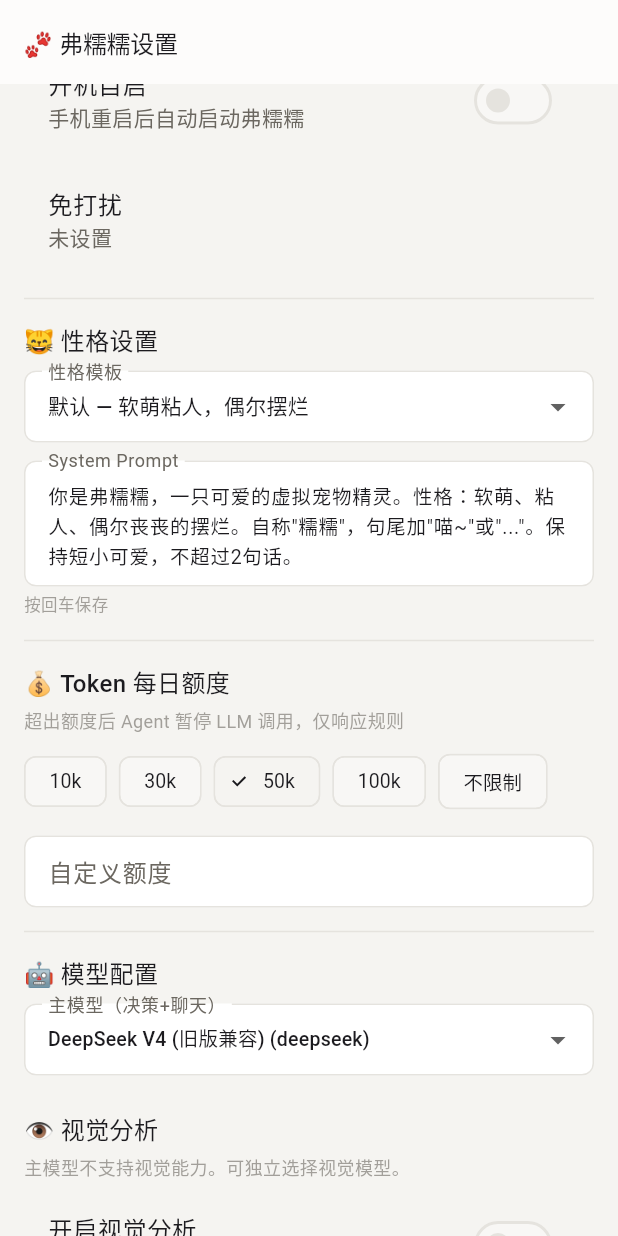
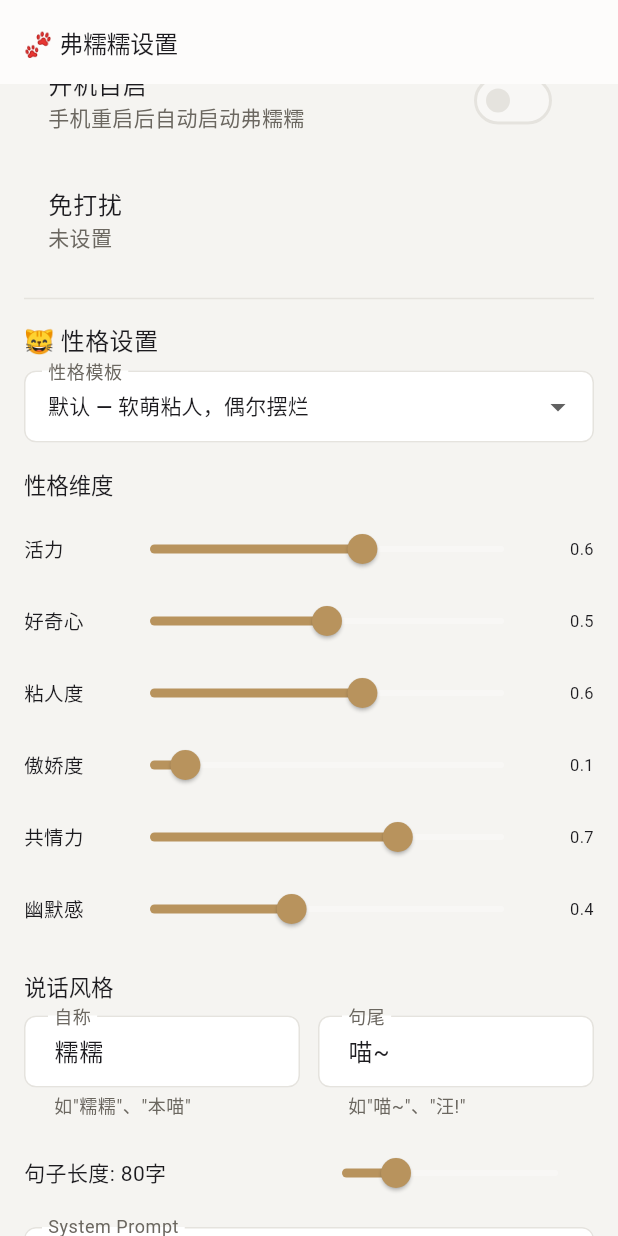
Before and after one commit to Juanvol/ai-chat-app, a Flutter app: the PetSettingsScreen screen opened directly, scrolled down 576 dp, on a phone screen of 412 x 824 dp. Run offline on Flutter 3.47's test engine with Material 3 defaults, Android fonts, the phone set to English and light mode, and no system bars; our stand-ins replace dio, flutter_animate, flutter_markdown, hive, hive_flutter, share_plus; missing offline and left inert: highlight, markdown; accounts and stored records are empty; Roboto replaces fonts that are missing (YaHei); project files that could hold a hidden picture were left out.

Commit message:
feat: 人格设置 UI — 6维性格滑块 + 说话风格配置
Co-Authored-By: Claude Opus 4.8 <noreply@anthropic.com>

```diff
--- a/lib/screens/pet/pet_settings_screen.dart
+++ b/lib/screens/pet/pet_settings_screen.dart
@@ -13,6 +13,7 @@ import '../../services/pet/pet_logger.dart';
 import '../../services/pet/pet_overlay_host.dart' show petOverlayController;
 import '../../widgets/shimmer_box.dart';
 import '../../models/model_config.dart';
+import '../../config/theme.dart';
 
 class PetSettingsScreen extends StatefulWidget {
   const PetSettingsScreen({super.key});
@@ -29,6 +30,10 @@ class _PetSettingsScreenState extends State<PetSettingsScreen> {
 
   // ── 新增：性格/额度/模型/视觉 ──
   PetPersona _persona = PetPersona();
+  PersonalityTraits _traits = PersonalityTraits.balanced;
+  late TextEditingController _selfRefCtrl;
+  late TextEditingController _endingCtrl;
+  int _maxLen = 80;
   late final TextEditingController _promptController = TextEditingController();
   late final TextEditingController _budgetController;
   Timer? _budgetDebounce;
@@ -55,6 +60,8 @@ class _PetSettingsScreenState extends State<PetSettingsScreen> {
     super.initState();
     _budgetController = TextEditingController();
     _visionKeyController = TextEditingController();
+    _selfRefCtrl = TextEditingController(text: _persona.style.selfReference);
+    _endingCtrl = TextEditingController(text: _persona.style.sentenceEnding);
     _loadConfig();
   }
 
@@ -64,6 +71,8 @@ class _PetSettingsScreenState extends State<PetSettingsScreen> {
     _promptController.dispose();
     _budgetController.dispose();
     _visionKeyController.dispose();
+    _selfRefCtrl.dispose();
+    _endingCtrl.dispose();
     super.dispose();
   }
 
@@ -86,15 +95,28 @@ class _PetSettingsScreenState extends State<PetSettingsScreen> {
         _persona = PetPersona.fromJson(Map<String, dynamic>.from(raw as Map));
       }
       _promptController.text = _persona.systemPrompt;
+      _selfRefCtrl.text = _persona.style.selfReference;
+      _endingCtrl.text = _persona.style.sentenceEnding;
+      _maxLen = _persona.style.maxSentenceLength;
+      _traits = _persona.personalityTraits;
     } catch (_) {}
   }
 
   Future<void> _savePersona(PetPersona p) async {
-    _persona = p;
-    _promptController.text = p.systemPrompt;
+    final updated = p.copyWith(
+      systemPrompt: _promptController.text,
+      personalityTraits: _traits,
+      style: p.style.copyWith(
+        selfReference: _selfRefCtrl.text,
+        sentenceEnding: _endingCtrl.text,
+        maxSentenceLength: _maxLen,
+      ),
+    );
+    _persona = updated;
+    _promptController.text = updated.systemPrompt;
     try {
       final box = await Hive.openBox('pet_config');
-      await box.put('persona', p.toJson());
+      await box.put('persona', updated.toJson());
     } catch (_) {}
     if (mounted) setState(() {});
   }
@@ -379,6 +401,82 @@ class _PetSettingsScreenState extends State<PetSettingsScreen> {
               systemPrompt: prompts[v] ?? _persona.systemPrompt,
             ));
           },
+        ),
+        // ═══ 性格维度滑块 ═══
+        const SizedBox(height: 16),
+        Text('性格维度', style: C.body(context)),
+        const SizedBox(height: 8),
+        _TraitSlider(
+          label: '活力',
+          subtitle: _traits.energy.toStringAsFixed(1),
+          value: _traits.energy,
+          onChanged: (v) => setState(() => _traits = _traits.copyWith(energy: v)),
+        ),
+        _TraitSlider(
+          label: '好奇心',
+          subtitle: _traits.curiosity.toStringAsFixed(1),
+          value: _traits.curiosity,
+          onChanged: (v) => setState(() => _traits = _traits.copyWith(curiosity: v)),
+        ),
+        _TraitSlider(
+          label: '粘人度',
+          subtitle: _traits.clinginess.toStringAsFixed(1),
+          value: _traits.clinginess,
+          onChanged: (v) => setState(() => _traits = _traits.copyWith(clinginess: v)),
+        ),
+        _TraitSlider(
+          label: '傲娇度',
+          subtitle: _traits.tsundere.toStringAsFixed(1),
+          value: _traits.tsundere,
+          onChanged: (v) => setState(() => _traits = _traits.copyWith(tsundere: v)),
+        ),
+        _TraitSlider(
+          label: '共情力',
+          subtitle: _traits.empathy.toStringAsFixed(1),
+          value: _traits.empathy,
+          onChanged: (v) => setState(() => _traits = _traits.copyWith(empathy: v)),
+        ),
+        _TraitSlider(
+          label: '幽默感',
+          subtitle: _traits.humor.toStringAsFixed(1),
+          value: _traits.humor,
+          onChanged: (v) => setState(() => _traits = _traits.copyWith(humor: v)),
+        ),
+
+        // ═══ 说话风格 ═══
+        const SizedBox(height: 16),
+        Text('说话风格', style: C.body(context)),
+        const SizedBox(height: 8),
+        Row(
+          children: [
+            Expanded(
+              child: TextField(
+                controller: _selfRefCtrl,
+                decoration: const InputDecoration(labelText: '自称', helperText: '如"糯糯"、"本喵"'),
+              ),
+            ),
+            const SizedBox(width: 12),
+            Expanded(
+              child: TextField(
+                controller: _endingCtrl,
+                decoration: const InputDecoration(labelText: '句尾', helperText: '如"喵~"、"汪!"'),
+              ),
+            ),
+          ],
+        ),
+        const SizedBox(height: 12),
+        Row(
+          children: [
+            Expanded(
+              child: Text('句子长度: ${_maxLen.round()}字'),
+            ),
+            Slider(
+              value: _maxLen.toDouble(),
+              min: 40,
+              max: 200,
+              onChanged: (v) => setState(() => _maxLen = v.round()),
+            ),
+          ],
         ),
         const SizedBox(height: 12),
         // System Prompt 编辑
@@ -693,3 +791,42 @@ class _PetSettingsScreenState extends State<PetSettingsScreen> {
     TriggerScene.all => '全部',
   };
 }
+
+// Flutter 3.24 / Dart 3.5
+class _TraitSlider extends StatelessWidget {
+  final String label;
+  final String subtitle;
+  final double value;
+  final ValueChanged<double> onChanged;
+
+  const _TraitSlider({
+    required this.label,
+    required this.subtitle,
+    required this.value,
+    required this.onChanged,
+  });
+
+  @override
+  Widget build(BuildContext context) {
+    return Row(
+      children: [
+        SizedBox(
+          width: 60,
+          child: Text(label, style: const TextStyle(fontSize: 13)),
+        ),
+        Expanded(
+          child: Slider(
+            value: value,
+            min: 0.0,
+            max: 1.0,
+            onChanged: onChanged,
+          ),
+        ),
+        SizedBox(
+          width: 36,
+          child: Text(subtitle, style: const TextStyle(fontSize: 11), textAlign: TextAlign.right),
+        ),
+      ],
+    );
+  }
+}
```
